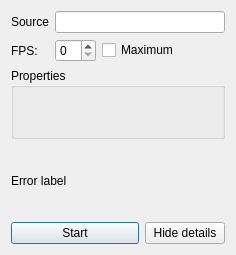
First picture: the form in qimagegrabber/dialogqimagegrabbersettings.ui, repository piotrbetlej/qimagegrabber, before the edit.
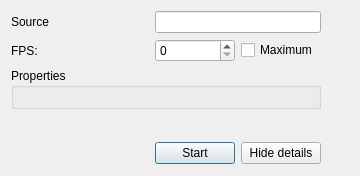
Second picture: the form after the edit.

Commit message: unneccessary warnings removed  dialog sets the new target when closed

The edit to the form file:
```diff
--- a/qimagegrabber/dialogqimagegrabbersettings.ui
+++ b/qimagegrabber/dialogqimagegrabbersettings.ui
@@ -6,15 +6,15 @@
    <rect>
     <x>0</x>
     <y>0</y>
-    <width>236</width>
-    <height>255</height>
+    <width>360</width>
+    <height>176</height>
    </rect>
   </property>
   <property name="windowTitle">
    <string>Dialog</string>
   </property>
   <layout class="QGridLayout" name="gridLayout">
-   <item row="0" column="0">
+   <item row="0" column="0" colspan="2">
     <widget class="QLabel" name="sourceLabel">
      <property name="text">
       <string>Source</string>
@@ -24,7 +24,7 @@
      </property>
     </widget>
    </item>
-   <item row="0" column="1" colspan="3">
+   <item row="0" column="2" colspan="2">
     <widget class="QLineEdit" name="lineEditSource"/>
    </item>
    <item row="1" column="0">
@@ -37,24 +37,37 @@
      </property>
     </widget>
    </item>
-   <item row="1" column="1">
+   <item row="1" column="2">
     <widget class="QSpinBox" name="spinBoxFPS"/>
    </item>
-   <item row="1" column="2" colspan="2">
+   <item row="1" column="3">
     <widget class="QCheckBox" name="checkBoxNoLimit">
      <property name="text">
       <string>Maximum</string>
      </property>
     </widget>
    </item>
-   <item row="3" column="0" colspan="4">
+   <item row="3" column="0" colspan="5">
     <widget class="QLabel" name="labelError">
      <property name="text">
-      <string>Error label</string>
+      <string/>
      </property>
     </widget>
    </item>
-   <item row="4" column="0" colspan="3">
+   <item row="4" column="0" colspan="2">
+    <spacer name="horizontalSpacer">
+     <property name="orientation">
+      <enum>Qt::Horizontal</enum>
+     </property>
+     <property name="sizeHint" stdset="0">
+      <size>
+       <width>138</width>
+       <height>24</height>
+      </size>
+     </property>
+    </spacer>
+   </item>
+   <item row="4" column="2">
     <widget class="QPushButton" name="pushButtonStart">
      <property name="text">
       <string>Start</string>
```
The commit also changes 4 other files.
